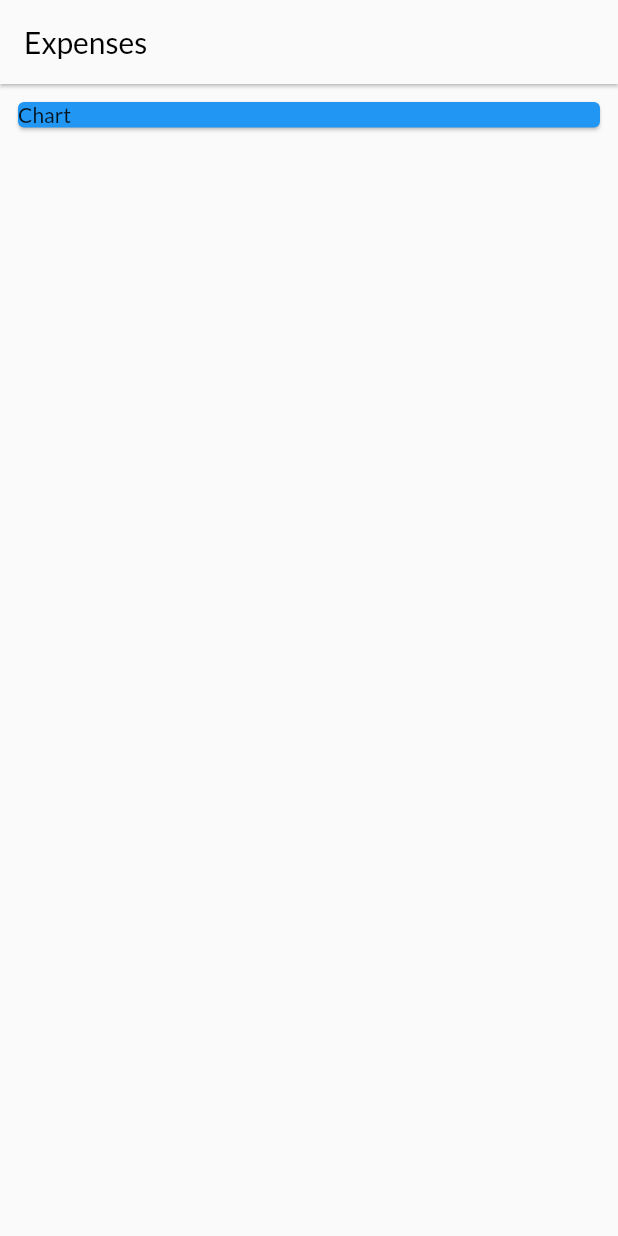
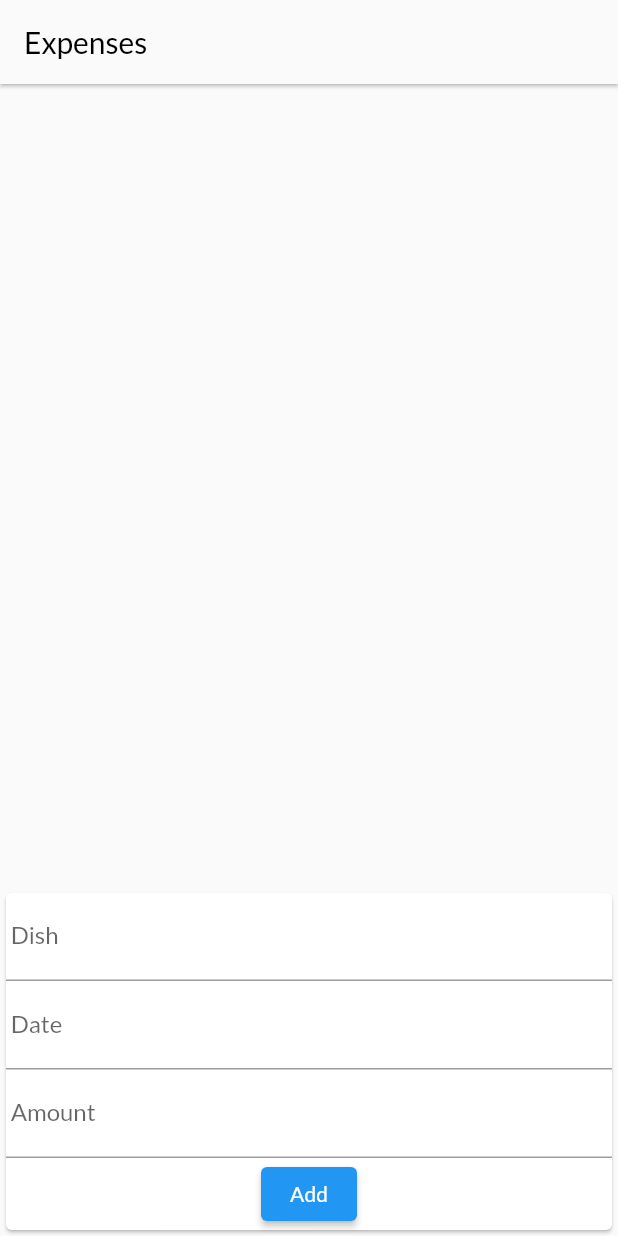
Before and after one commit to wadpas/sonic_delivery_app, a Flutter app: the screen it shows after launch, on a phone screen of 412 x 824 dp. Run offline on Flutter 3.47's test engine with Material 2 defaults, Android fonts, the phone set to English and light mode, and no system bars; our stand-ins replace cloud_firestore, firebase_core; accounts and stored records are empty.

Commit message:
update exp

```diff
--- a/lib/main.dart
+++ b/lib/main.dart
@@ -31,7 +31,7 @@ class MyApp extends StatelessWidget {
         ),
       ),
       routes: {
-        '/': (context) => const ExpensesScreen(),
+        '/': (context) => ExpensesScreen(),
         DishesScreen.routeName: (context) => const DishesScreen()
       },
     );
--- a/lib/screens/expenses_screen.dart
+++ b/lib/screens/expenses_screen.dart
@@ -3,7 +3,11 @@ import 'package:flutter/material.dart';
 import 'package:intl/intl.dart';
 
 class ExpensesScreen extends StatelessWidget {
-  const ExpensesScreen({Key? key}) : super(key: key);
+  ExpensesScreen({Key? key}) : super(key: key);
+
+  final titleContr = TextEditingController();
+  final dataContr = TextEditingController();
+  final priceContr = TextEditingController();
 
   @override
   Widget build(BuildContext context) {
@@ -26,19 +30,11 @@ class ExpensesScreen extends StatelessWidget {
               );
             }
             return Column(children: [
-              Container(
-                width: double.infinity,
-                padding: const EdgeInsets.all(8),
-                child: Card(
-                  color: Theme.of(context).primaryColor,
-                  child: const Text('Chart'),
-                ),
-              ),
               ...snapshot.data!.docs.map((e) {
                 Timestamp date = e['date'];
                 return Card(
                   child: Container(
-                    padding: const EdgeInsets.all(8),
+                    padding: const EdgeInsets.all(7),
                     child: Row(
                       mainAxisAlignment: MainAxisAlignment.spaceBetween,
                       children: [
@@ -48,7 +44,7 @@ class ExpensesScreen extends StatelessWidget {
                             Text(
                               e['title'],
                               style: const TextStyle(
-                                fontSize: 18,
+                                fontSize: 19,
                                 fontWeight: FontWeight.bold,
                               ),
                             ),
@@ -62,7 +58,7 @@ class ExpensesScreen extends StatelessWidget {
                           ],
                         ),
                         Container(
-                          padding: const EdgeInsets.all(8),
+                          padding: const EdgeInsets.all(7),
                           decoration: BoxDecoration(
                             border: Border.all(
                               color: Colors.grey,
@@ -72,7 +68,7 @@ class ExpensesScreen extends StatelessWidget {
                             '\$${e['amount']}',
                             style: const TextStyle(
                               fontWeight: FontWeight.bold,
-                              fontSize: 20,
+                              fontSize: 19,
                               color: Colors.red,
                             ),
                           ),
@@ -81,7 +77,38 @@ class ExpensesScreen extends StatelessWidget {
                     ),
                   ),
                 );
-              }).toList()
+              }).toList(),
+              Expanded(child: Container()),
+              Card(
+                child: Column(
+                  children: [
+                    TextField(
+                      decoration: const InputDecoration(labelText: ' Dish'),
+                      controller: titleContr,
+                    ),
+                    TextField(
+                      decoration: const InputDecoration(labelText: ' Date'),
+                      controller: dataContr,
+                    ),
+                    TextField(
+                      decoration: const InputDecoration(labelText: ' Amount'),
+                      controller: priceContr,
+                    ),
+                    ElevatedButton(
+                      onPressed: () {
+                        FirebaseFirestore.instance
+                            .collection('/users/Wq1OPs16hutxgwvObhFG/orders')
+                            .add({
+                          'title': titleContr.text,
+                          'date': DateTime.now(),
+                          'amount': double.parse(priceContr.text)
+                        });
+                      },
+                      child: const Text('Add'),
+                    )
+                  ],
+                ),
+              )
             ]);
           },
         ));
```
